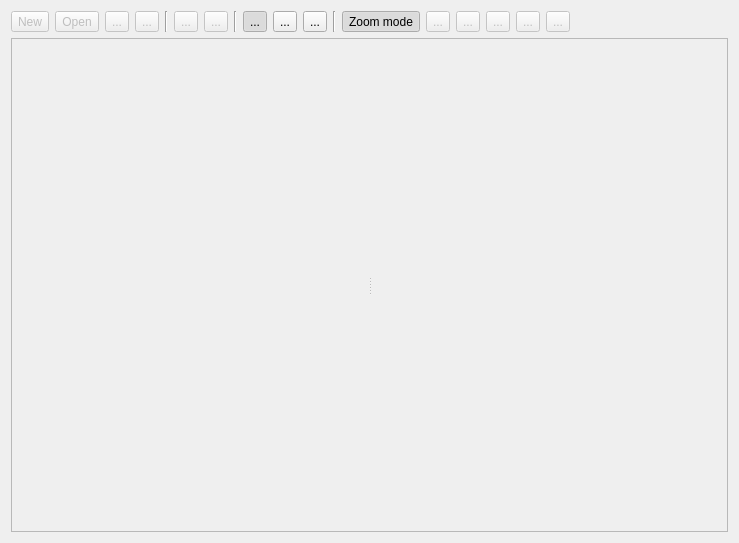
First picture: the form in cct/qtgui2/tools/maskeditor/maskeditor.ui, repository awacha/cct, before the edit.
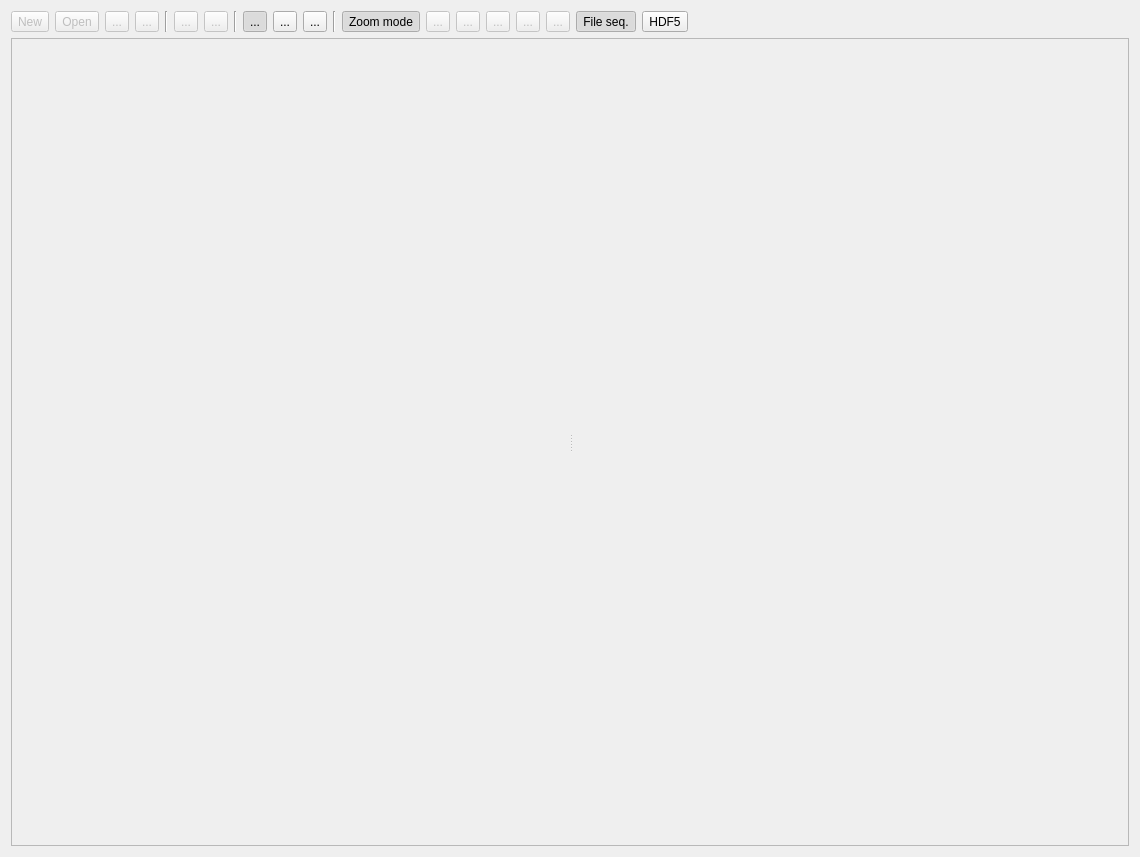
Second picture: the form after the edit. Icons and pictures are not drawn.

Commit message: Mask editor UI tuning

```diff
--- a/cct/qtgui2/tools/maskeditor/maskeditor.ui
+++ b/cct/qtgui2/tools/maskeditor/maskeditor.ui
@@ -6,8 +6,8 @@
    <rect>
     <x>0</x>
     <y>0</y>
-    <width>739</width>
-    <height>543</height>
+    <width>1140</width>
+    <height>857</height>
    </rect>
   </property>
   <property name="windowTitle">
@@ -450,6 +450,63 @@
        </item>
       </layout>
      </item>
+     <item>
+      <layout class="QHBoxLayout" name="fsnSelectorHorizontalLayout">
+       <item>
+        <widget class="QToolButton" name="fsnToolButton">
+         <property name="sizePolicy">
+          <sizepolicy hsizetype="Fixed" vsizetype="Fixed">
+           <horstretch>0</horstretch>
+           <verstretch>0</verstretch>
+          </sizepolicy>
+         </property>
+         <property name="text">
+          <string>File seq.</string>
+         </property>
+         <property name="checkable">
+          <bool>true</bool>
+         </property>
+         <property name="checked">
+          <bool>true</bool>
+         </property>
+         <property name="autoExclusive">
+          <bool>true</bool>
+         </property>
+        </widget>
+       </item>
+       <item>
+        <widget class="QToolButton" name="hdf5ToolButton">
+         <property name="sizePolicy">
+          <sizepolicy hsizetype="Fixed" vsizetype="Fixed">
+           <horstretch>0</horstretch>
+           <verstretch>0</verstretch>
+          </sizepolicy>
+         </property>
+         <property name="text">
+          <string>HDF5</string>
+         </property>
+         <property name="checkable">
+          <bool>true</bool>
+         </property>
+         <property name="autoExclusive">
+          <bool>true</bool>
+         </property>
+        </widget>
+       </item>
+      </layout>
+     </item>
+     <item>
+      <widget class="QStackedWidget" name="selectorStackedWidget">
+       <property name="sizePolicy">
+        <sizepolicy hsizetype="Minimum" vsizetype="Fixed">
+         <horstretch>0</horstretch>
+         <verstretch>0</verstretch>
+        </sizepolicy>
+       </property>
+       <widget class="QWidget" name="page"/>
+       <widget class="QWidget" name="page_2"/>
+      </widget>
+     </item>
      <item>
       <spacer name="horizontalSpacer">
        <property name="orientation">
@@ -465,9 +522,6 @@
      </item>
     </layout>
    </item>
-   <item>
-    <layout class="QHBoxLayout" name="fsnSelectorHorizontalLayout"/>
-   </item>
    <item>
     <widget class="QSplitter" name="splitter">
      <property name="sizePolicy">
```
The commit also changes 1 other file.
